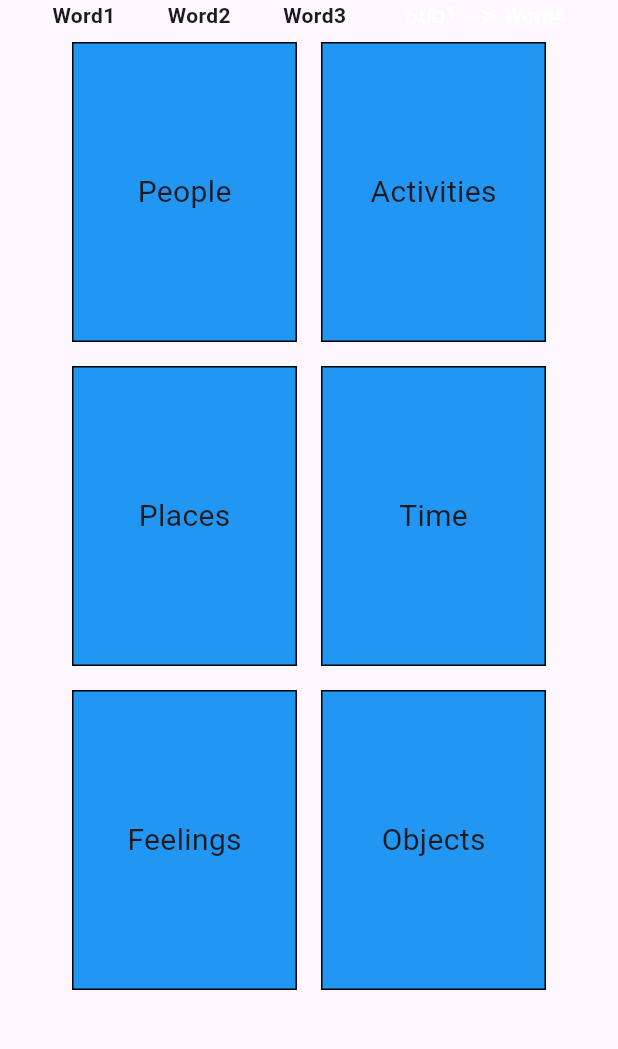
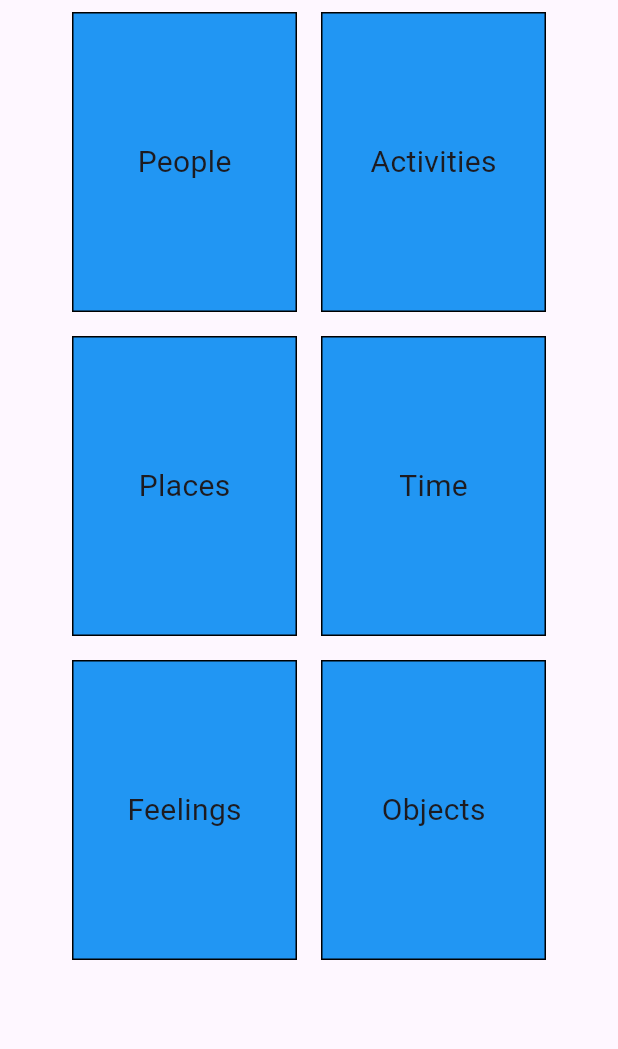
Before and after one commit to icmric/Word-Weaver, a Flutter app: the screen it shows after launch, on a phone screen of 412 x 824 dp, the part 84-1133 px from its top. Run offline on Flutter 3.47's test engine with Material 3 defaults, Android fonts, the light colour scheme and no system bars.

Commit message:
added backspace and basic UI changes

```diff
--- a/lib/pages/home_page.dart
+++ b/lib/pages/home_page.dart
@@ -12,17 +12,31 @@ class HomePage extends StatefulWidget {
 
 class HomePageState extends State<HomePage> {
   int selectedWordIndex = -1;
+  List<List<String>> selectedWords = [];
+  List<String> currentOptions = [];
+  List<dynamic> mapStack = [];
+  Map<String, dynamic> options = {
+    "People": {
+      "Family": ["Mom", "Dad", "Brother", "Sister"],
+      "Friends": ["Friend1", "Friend2", "Friend3"],
+      "Teachers": ["Teacher1", "Teacher2", "Teacher3"],
+      "Classmates": ["Classmate1", "Classmate2", "Classmate3"],
+    },
+    "Activities": ["Activity1", "Activity2", "Activity3"],
+    "Places": ["Place1", "Place2", "Place3"],
+    "Time": ["Time1", "Time2", "Time3"],
+    "Feelings": ["Feeling1", "Feeling2", "Feeling3"],
+    "Objects": ["Object1", "Object2", "Object3"],
+  };
+
+  @override
+  void initState() {
+    super.initState();
+    currentOptions = options.keys.toList();
+  }
+
   @override
   Widget build(BuildContext context) {
-    double deviceWidth = MediaQuery.of(context).size.width;
-    double deviceHeight = MediaQuery.of(context).size.height;
-    List<String> Headings = ["People", "Activities", "Places", "Time", "Feelings", "Objects"];
-    List<List<String>> selectedWords = [
-      ["Word1", "Sub1", "Sub 2"],
-      ["Word2", "Sub1", "Sub 2"],
-      ["Word3", "Sub1", "Sub 2"],
-      ["Word4", "Sub1"]
-    ];
     if (selectedWordIndex == -1 && selectedWords.isNotEmpty) {
       selectedWordIndex = selectedWords.length - 1;
     }
@@ -31,29 +45,46 @@ class HomePageState extends State<HomePage> {
         backgroundColor: Theme.of(context).colorScheme.inversePrimary,
         title: Center(child: Text(widget.title)),
       ),
-      body: Column(
+      body: Center(
+        child: Column(
+          mainAxisAlignment: MainAxisAlignment.center,
           children: [
-          Row(
+            SingleChildScrollView(
+              scrollDirection: Axis.horizontal,
+              reverse: true,
+              child: Row(
                 mainAxisAlignment: MainAxisAlignment.spaceEvenly,
                 children: [
                   for (int i = 0; i < selectedWords.length; i++)
-                GestureDetector(
+                    if (selectedWords[i].isNotEmpty)
+                      Padding(
+                        padding: const EdgeInsets.symmetric(horizontal: 5.0),
+                        child: GestureDetector(
                           onTap: () {
                             setState(() {
                               selectedWordIndex = i;
                             });
                           },
-                  child: Column(
+                          child: Container(
+                            decoration: BoxDecoration(
+                              color: i == selectedWordIndex ? Colors.blue : Colors.grey,
+                              shape: BoxShape.rectangle,
+                              borderRadius: BorderRadius.circular(10),
+                            ),
+                            padding: const EdgeInsets.all(8),
+                            child: Row(
                               children: [
-                      if (i == selectedWordIndex)
+                                if (i == selectedWordIndex && selectedWords[i].last != "")
                                   RichText(
                                     text: TextSpan(
                                       children: [
-                              ...selectedWords[i].sublist(1).map((item) => TextSpan(
-                                    text: selectedWords[i].sublist(1).isNotEmpty ? ' $item --> ' : ' $item',
-                                  )),
+                                        ...selectedWords[i].sublist(0, selectedWords[i].length - 1).map(
+                                              (item) => TextSpan(
+                                                text: selectedWords[i].sublist(0, selectedWords[i].length - 1).isNotEmpty ? '$item --> ' : ' $item',
+                                              ),
+                                            ),
                                         TextSpan(
-                                text: selectedWords[i][0],
+                                          text: selectedWords[i].last,
                                           style: const TextStyle(fontWeight: FontWeight.bold),
                                         ),
                                       ],
@@ -61,30 +92,70 @@ class HomePageState extends State<HomePage> {
                                   ), // shows the full path and options for the selected word
                                 if (i != selectedWordIndex)
                                   Text(
-                          selectedWords[i][0],
+                                    selectedWords[i].last,
                                     style: const TextStyle(fontWeight: FontWeight.bold),
                                   ), // shows only the final word for all other words
+                                if (i == selectedWords.length - 1 && selectedWordIndex == selectedWords.length - 1 && selectedWords[i].last != "")
+                                  IconButton(
+                                    icon: const Icon(
+                                      Icons.check,
+                                      size: 20,
+                                    ),
+                                    onPressed: () {
+                                      confirmWordInWordPath();
+                                    },
+                                  ),
+                                if (i == selectedWords.length - 1 && selectedWordIndex == selectedWords.length - 1 && selectedWords[i].last == "")
+                                  IconButton(
+                                    icon: const Icon(
+                                      Icons.backspace,
+                                      size: 20,
+                                    ),
+                                    onPressed: () {
+                                      deleteLastWordInPath();
+                                    },
+                                  ),
                               ],
                             ),
                           ),
+                        ),
+                      ),
                 ],
+              ),
             ),
             Expanded(
               child: SingleChildScrollView(
                 child: Wrap(
                   direction: Axis.horizontal, // this will ensure wrapping in row direction
-                children: Headings.map((name) => createTile(title: name, deviceWidth: deviceWidth, deviceHeight: deviceHeight)).toList(),
+                  children: currentOptions.map((key) => createTile(title: key)).toList(),
                 ),
               ),
             ),
           ],
         ),
+      ),
     );
   }
 
-  Widget createTile({required String title, required double deviceWidth, required double deviceHeight}) {
+  Widget createTile({
+    required String title,
+  }) {
     return Padding(
       padding: const EdgeInsets.all(8.0),
+      child: GestureDetector(
+        onTap: () {
+          selectedWordIndex = selectedWords.length - 1;
+          addToWordPath(wordToAdd: title);
+          setState(() {
+            if (options[title] is List<String>) {
+              currentOptions = options[title];
+            } else if (options[title] is Map<String, dynamic>) {
+              mapStack.add(options); // push the current map to the stack
+              options = options[title]; // update the options map with the new map
+              currentOptions = options.keys.toList();
+            }
+          });
+        },
         child: Container(
           decoration: BoxDecoration(
             color: Colors.blue,
@@ -99,6 +170,37 @@ class HomePageState extends State<HomePage> {
             ),
           ),
         ),
+      ),
     );
   }
+
+  void addToWordPath({required String wordToAdd}) {
+    if (selectedWords.isEmpty) {
+      selectedWords.add([wordToAdd]);
+    } else if (selectedWords.last.first == "") {
+      selectedWords.last.first = wordToAdd;
+    } else {
+      selectedWords.last.add(wordToAdd);
     }
+    setState(() {});
+  }
+
+  void deleteLastWordInPath() {
+    selectedWords.removeLast();
+    selectedWords.removeLast();
+    selectedWords.add([""]);
+    selectedWordIndex = selectedWords.length - 1;
+    setState(() {});
+  }
+
+  void confirmWordInWordPath() {
+    setState(() {
+      selectedWords.add([""]);
+      selectedWordIndex = selectedWords.length - 1;
+      while (mapStack.isNotEmpty) {
+        options = mapStack.removeLast();
+      }
+      currentOptions = options.keys.toList(); // reset currentOptions to the keys of the original options map
+    });
+  }
+}
```
Lines whose indentation alone changed are shown as unchanged.
